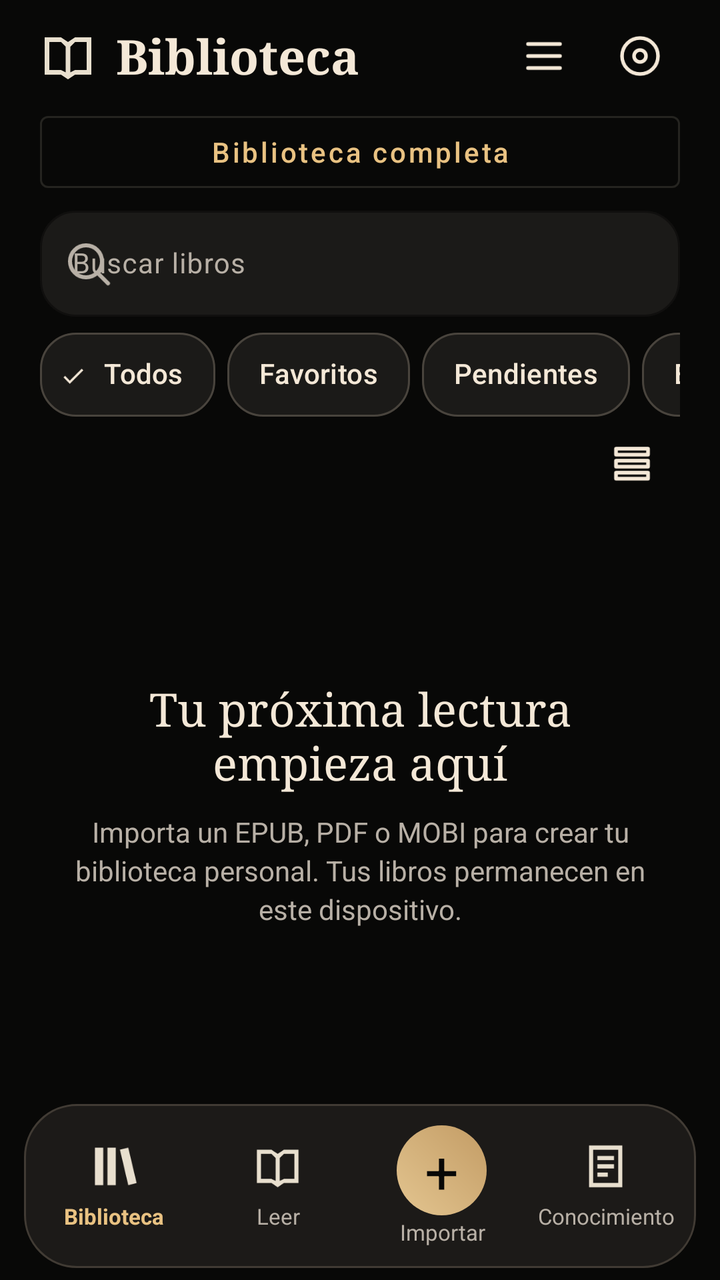
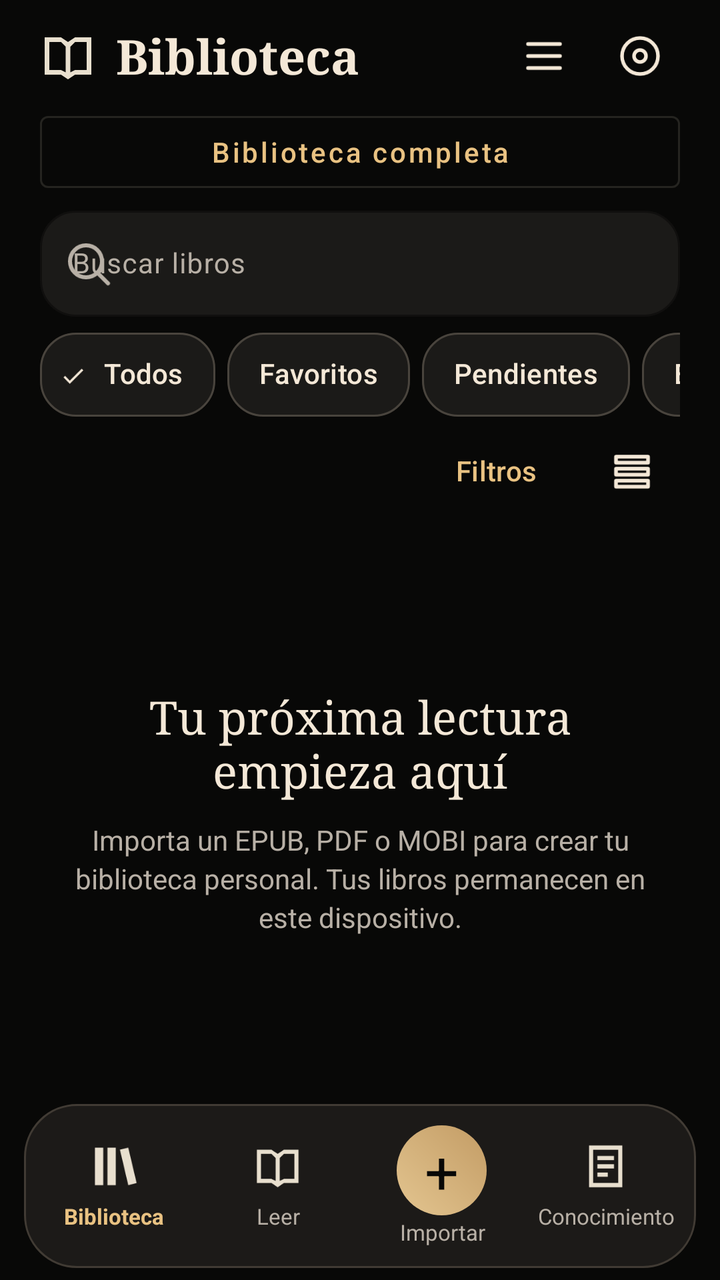

An Android layout rendered at two revisions. The XML below is the earlier revision; the diff shows what the commit changed to produce the second picture.
<!-- AndroidManifest.xml: application theme Theme.BibliotecaIA -->
<!-- res/layout/activity_main.xml -->
<?xml version="1.0" encoding="utf-8"?>
<LinearLayout xmlns:android="http://schemas.android.com/apk/res/android"
    xmlns:app="http://schemas.android.com/apk/res-auto"
    android:layout_width="match_parent" android:layout_height="match_parent"
    android:background="@color/bia_background" android:orientation="vertical"
    android:paddingTop="4dp">

    
    <LinearLayout android:id="@+id/bookSelectionBar" android:layout_width="match_parent"
        android:layout_height="wrap_content" android:minHeight="48dp" android:orientation="horizontal"
        android:gravity="center_vertical" android:paddingStart="8dp" android:paddingEnd="12dp"
        android:visibility="gone">
        <com.google.android.material.button.MaterialButton android:id="@+id/btnClearBookSelection"
            style="@style/Widget.Material3.Button.TextButton" android:layout_width="wrap_content"
            android:layout_height="wrap_content" android:minHeight="48dp" android:text="Cerrar"
            android:textAllCaps="false" android:contentDescription="Cerrar selección"/>
        <TextView android:id="@+id/txtSelectedBooks" android:layout_width="0dp"
            android:layout_height="wrap_content" android:layout_weight="1"
            android:textSize="16sp" android:textStyle="bold" android:textColor="@color/bia_text"
            android:accessibilityLiveRegion="polite" android:gravity="center_vertical"/>
        <com.google.android.material.button.MaterialButton android:id="@+id/btnSelectAllBooks"
            style="@style/Widget.Material3.Button.TextButton" android:layout_width="wrap_content"
            android:layout_height="wrap_content" android:minHeight="48dp" android:text="Todos"
            android:textAllCaps="false" android:contentDescription="Seleccionar todos los resultados"/>
    </LinearLayout>

    
    <LinearLayout android:id="@+id/libraryNormalHeader" android:layout_width="match_parent" android:layout_height="48dp"
        android:paddingStart="20dp" android:paddingEnd="16dp"
        android:gravity="center_vertical" android:orientation="horizontal">
        <ImageView android:layout_width="28dp" android:layout_height="28dp"
            android:src="@drawable/ic_read" android:contentDescription="@null"/>
        
        <TextView android:id="@+id/txtTitle"
            android:layout_width="0dp" android:layout_height="wrap_content"
            android:layout_weight="1" android:layout_marginStart="10dp"
            android:text="@string/library_title" android:fontFamily="serif"
            android:textStyle="bold" android:textSize="24sp" android:textColor="@color/bia_text"
            android:maxLines="1" android:ellipsize="end"
            android:accessibilityHeading="true"/>
        <ImageButton android:id="@+id/btnOrganize" android:layout_width="48dp"
            android:layout_height="48dp" android:padding="12dp"
            android:src="@drawable/ic_ux_organize" android:scaleType="fitCenter"
            android:background="?attr/selectableItemBackgroundBorderless"
            android:contentDescription="@string/bia_ux_organize_a11y"/>
        <ImageButton android:id="@+id/btnSettings" android:layout_width="48dp"
            android:layout_height="48dp" android:padding="12dp"
            android:src="@drawable/ic_ux_settings" android:scaleType="fitCenter"
            android:background="?attr/selectableItemBackgroundBorderless"
            android:contentDescription="@string/action_settings"/>
    </LinearLayout>

    <LinearLayout android:layout_width="match_parent" android:layout_height="wrap_content"
        android:orientation="vertical" android:paddingStart="20dp" android:paddingEnd="20dp">
        <LinearLayout android:id="@+id/libraryQuickActions" android:layout_width="match_parent"
            android:layout_height="wrap_content" android:orientation="vertical">
        
        <com.google.android.material.card.MaterialCardView
            android:id="@+id/recentBookCard"
            android:layout_width="match_parent"
            android:layout_height="wrap_content"
            android:minHeight="56dp"
            android:layout_marginTop="2dp"
            android:layout_marginBottom="7dp"
            android:visibility="gone"
            android:clickable="true"
            android:focusable="true"
            app:cardCornerRadius="13dp"
            app:cardElevation="0dp"
            app:cardBackgroundColor="@color/bia_surface"
            app:strokeColor="@color/bia_outline"
            app:strokeWidth="1dp">
            <LinearLayout
                android:layout_width="match_parent"
                android:layout_height="wrap_content"
                android:orientation="horizontal"
                android:gravity="center_vertical"
                android:paddingStart="9dp"
                android:paddingEnd="6dp"
                android:paddingTop="6dp"
                android:paddingBottom="6dp"
                android:importantForAccessibility="noHideDescendants">
                <FrameLayout
                    android:id="@+id/recentCoverThumb"
                    android:layout_width="32dp"
                    android:layout_height="44dp"
                    android:background="@drawable/bg_premium_cover">
                    <TextView
                        android:id="@+id/txtRecentCoverFallback"
                        android:layout_width="match_parent"
                        android:layout_height="match_parent"
                        android:gravity="center"
                        android:padding="3dp"
                        android:maxLines="3"
                        android:ellipsize="end"
                        android:fontFamily="serif"
                        android:textColor="@color/bia_text"
                        android:textSize="8sp"/>
                    <ImageView
                        android:id="@+id/imgRecentCover"
                        android:layout_width="match_parent"
                        android:layout_height="match_parent"
                        android:scaleType="fitCenter"
                        android:contentDescription="@null"/>
                </FrameLayout>
                <LinearLayout
                    android:layout_width="0dp"
                    android:layout_height="wrap_content"
                    android:layout_weight="1"
                    android:layout_marginStart="11dp"
                    android:orientation="vertical">
                    <TextView
                        android:layout_width="match_parent"
                        android:layout_height="wrap_content"
                        android:text="@string/bia_ux_continue"
                        android:textColor="@color/bia_accent"
                        android:textSize="9sp"
                        android:letterSpacing="0.08"/>
                    <TextView
                        android:id="@+id/txtRecentBook"
                        android:layout_width="match_parent"
                        android:layout_height="wrap_content"
                        android:layout_marginTop="2dp"
                        android:maxLines="1"
                        android:ellipsize="end"
                        android:textSize="14sp"
                        android:textStyle="bold"
                        android:textColor="@color/bia_text"/>
                    <TextView
                        android:id="@+id/txtRecentProgress"
                        android:layout_width="match_parent"
                        android:layout_height="wrap_content"
                        android:layout_marginTop="2dp"
                        android:textSize="10sp"
                        android:textColor="@color/bia_text_secondary"/>
                    <com.google.android.material.progressindicator.LinearProgressIndicator
                        android:id="@+id/recentProgress"
                        android:layout_width="match_parent"
                        android:layout_height="wrap_content"
                        android:layout_marginTop="3dp"
                        android:max="100"
                        app:trackThickness="2dp"
                        app:indicatorColor="@color/bia_accent"
                        app:trackColor="@color/bia_outline"/>
                </LinearLayout>
                <TextView
                    android:layout_width="44dp"
                    android:layout_height="48dp"
                    android:layout_marginStart="4dp"
                    android:gravity="center"
                    android:text="›"
                    android:textSize="27sp"
                    android:textColor="@color/bia_accent"
                    android:importantForAccessibility="no"/>
            </LinearLayout>
        </com.google.android.material.card.MaterialCardView>

        <com.google.android.material.button.MaterialButton
            android:id="@+id/btnStorageSetup"
            style="@style/Widget.MaterialComponents.Button.TextButton"
            android:layout_width="match_parent" android:layout_height="wrap_content"
            android:text="Configurar copia y sincronización" android:textAllCaps="false"
            android:visibility="gone" />

        <com.google.android.material.button.MaterialButton
            android:id="@+id/btnCentralLibrary"
            style="@style/Widget.MaterialComponents.Button.OutlinedButton"
            android:layout_width="match_parent"
            android:layout_height="wrap_content"
            android:text="@string/central_complete"
            android:textAllCaps="false" />

        <com.google.android.material.button.MaterialButton
            android:id="@+id/btnMissingOriginals"
            style="@style/Widget.MaterialComponents.Button.TextButton"
            android:layout_width="match_parent"
            android:layout_height="wrap_content"
            android:text="@string/central_missing_title"
            android:textAllCaps="false"
            android:visibility="gone" />

        </LinearLayout>

        <com.google.android.material.textfield.TextInputLayout
            style="@style/Widget.Material3.TextInputLayout.OutlinedBox"
            android:layout_width="match_parent" android:layout_height="wrap_content"
            android:hint="@string/bia_ux_search_hint"
            app:boxBackgroundColor="@color/bia_surface" app:boxStrokeColor="@color/bia_outline"
            app:boxCornerRadiusTopStart="18dp" app:boxCornerRadiusTopEnd="18dp"
            app:boxCornerRadiusBottomStart="18dp" app:boxCornerRadiusBottomEnd="18dp"
            app:startIconDrawable="@drawable/ic_premium_search" app:endIconMode="clear_text">
            <com.google.android.material.textfield.TextInputEditText
                android:id="@+id/txtSearch" android:layout_width="match_parent"
                android:layout_height="wrap_content" android:inputType="text"
                android:imeOptions="actionSearch" android:singleLine="true"
                android:textSize="14sp" android:minHeight="48dp"/>
        </com.google.android.material.textfield.TextInputLayout>

        <HorizontalScrollView android:id="@+id/scrollShelves"
            android:layout_width="match_parent" android:layout_height="wrap_content"
            android:layout_marginTop="5dp" android:scrollbars="none">
            <com.google.android.material.chip.ChipGroup android:id="@+id/chipShelves"
                android:layout_width="wrap_content" android:layout_height="wrap_content"
                app:singleSelection="true" app:selectionRequired="true" app:singleLine="true"
                app:chipSpacingHorizontal="6dp">
                <com.google.android.material.chip.Chip android:id="@+id/chipAll" style="@style/Widget.BibliotecaIA.Filter"
                    android:layout_width="wrap_content" android:layout_height="wrap_content"
                    android:text="@string/shelf_all" android:checked="true"/>
                <com.google.android.material.chip.Chip android:id="@+id/chipFavorites" style="@style/Widget.BibliotecaIA.Filter"
                    android:layout_width="wrap_content" android:layout_height="wrap_content" android:text="@string/shelf_favorites"/>
                <com.google.android.material.chip.Chip android:id="@+id/chipPending" style="@style/Widget.BibliotecaIA.Filter"
                    android:layout_width="wrap_content" android:layout_height="wrap_content" android:text="@string/shelf_pending"/>
                <com.google.android.material.chip.Chip android:id="@+id/chipReading" style="@style/Widget.BibliotecaIA.Filter"
                    android:layout_width="wrap_content" android:layout_height="wrap_content" android:text="@string/shelf_reading"/>
                <com.google.android.material.chip.Chip android:id="@+id/chipFinished" style="@style/Widget.BibliotecaIA.Filter"
                    android:layout_width="wrap_content" android:layout_height="wrap_content" android:text="@string/shelf_finished"/>
                <com.google.android.material.chip.Chip android:id="@+id/chipAbandoned" style="@style/Widget.BibliotecaIA.Filter"
                    android:layout_width="wrap_content" android:layout_height="wrap_content" android:text="@string/shelf_abandoned"/>
            </com.google.android.material.chip.ChipGroup>
        </HorizontalScrollView>

        <LinearLayout android:layout_width="match_parent" android:layout_height="40dp"
            android:gravity="center_vertical" android:orientation="horizontal">
            <TextView android:id="@+id/txtBookCount" android:layout_width="0dp"
                android:layout_height="wrap_content" android:layout_weight="1"
                android:textSize="13sp" android:textColor="@color/bia_accent"
                android:accessibilityLiveRegion="polite"/>
            <ImageButton android:id="@+id/btnViewMode" android:layout_width="48dp"
                android:layout_height="48dp" android:background="?attr/selectableItemBackgroundBorderless"
                android:src="@drawable/ic_ux_list" android:padding="12dp" android:scaleType="fitCenter"
                android:contentDescription="@string/action_list"/>
        </LinearLayout>
    </LinearLayout>

    <LinearLayout android:id="@+id/bookBatchProgress" android:layout_width="match_parent"
        android:layout_height="wrap_content" android:orientation="horizontal"
        android:paddingStart="16dp" android:paddingEnd="16dp" android:gravity="center_vertical"
        android:visibility="gone">
        <TextView android:id="@+id/txtBookBatchProgress" android:layout_width="0dp"
            android:layout_height="wrap_content" android:layout_weight="1"
            android:textColor="@color/bia_text" android:accessibilityLiveRegion="polite"/>
        <com.google.android.material.button.MaterialButton android:id="@+id/btnCancelBookBatch"
            style="@style/Widget.Material3.Button.TextButton" android:layout_width="wrap_content"
            android:layout_height="wrap_content" android:text="Detener"/>
    </LinearLayout>

    <FrameLayout android:layout_width="match_parent" android:layout_height="0dp"
        android:layout_weight="1" android:paddingStart="16dp" android:paddingEnd="16dp">
        <ScrollView android:id="@+id/txtEmpty" android:layout_width="match_parent"
            android:layout_height="match_parent" android:fillViewport="true"
            android:scrollbars="none">
            <LinearLayout android:layout_width="match_parent" android:layout_height="match_parent"
                android:orientation="vertical" android:gravity="center" android:padding="16dp">
                <TextView android:id="@+id/txtEmptyHeading" android:layout_width="match_parent"
                    android:layout_height="wrap_content" android:text="@string/bia_empty"
                    android:textSize="23sp" android:fontFamily="serif"
                    android:textColor="@color/bia_text" android:gravity="center"
                    android:accessibilityHeading="true"/>
                <TextView android:id="@+id/txtEmptyDetail" android:layout_width="match_parent"
                    android:layout_height="wrap_content" android:layout_marginTop="10dp"
                    android:text="@string/bia_empty_detail" android:textSize="14sp"
                    android:lineSpacingExtra="3dp" android:textColor="@color/bia_text_secondary"
                    android:gravity="center"/>
                <com.google.android.material.button.MaterialButton
                    android:id="@+id/btnClearFilters" style="@style/Widget.Material3.Button.TextButton"
                    android:layout_width="wrap_content" android:layout_height="wrap_content"
                    android:layout_marginTop="12dp" android:minHeight="48dp"
                    android:text="@string/bia_ux_clear_filters" android:visibility="gone"/>
            </LinearLayout>
        </ScrollView>
        <androidx.recyclerview.widget.RecyclerView android:id="@+id/recyclerBooks"
            android:layout_width="match_parent" android:layout_height="match_parent"
            android:visibility="gone" android:clipToPadding="false" android:paddingBottom="8dp"/>
    </FrameLayout>

    <com.google.android.material.progressindicator.LinearProgressIndicator
        android:id="@+id/importProgress" android:layout_width="match_parent"
        android:layout_height="wrap_content" android:indeterminate="true"
        android:visibility="gone" app:indicatorColor="@color/bia_accent"/>

    
    <LinearLayout android:id="@+id/bookBatchActions" android:layout_width="match_parent"
        android:layout_height="wrap_content" android:minHeight="56dp" android:orientation="horizontal"
        android:layout_marginStart="12dp" android:layout_marginEnd="12dp" android:layout_marginBottom="6dp"
        android:paddingStart="4dp" android:paddingEnd="4dp" android:gravity="center_vertical"
        android:background="@drawable/bg_premium_nav" android:visibility="gone">
        <com.google.android.material.button.MaterialButton android:id="@+id/btnBatchPrimary"
            style="@style/Widget.Material3.Button.TextButton" android:layout_width="0dp"
            android:layout_height="wrap_content" android:minHeight="48dp" android:layout_weight="1"
            android:textAllCaps="false"/>
        <com.google.android.material.button.MaterialButton android:id="@+id/btnBatchSecondary"
            style="@style/Widget.Material3.Button.TextButton" android:layout_width="0dp"
            android:layout_height="wrap_content" android:minHeight="48dp" android:layout_weight="1"
            android:textAllCaps="false" android:text="Retirar del dispositivo"/>
    </LinearLayout>

    
    <include layout="@layout/premium_bottom_navigation"/>
</LinearLayout>
<!-- res/layout/premium_bottom_navigation.xml (included above) -->
<LinearLayout xmlns:android="http://schemas.android.com/apk/res/android" android:id="@+id/mainNavigation" android:layout_width="match_parent"
        android:layout_height="82dp" android:layout_marginStart="12dp"
        android:layout_marginEnd="12dp" android:layout_marginBottom="6dp"
        android:background="@drawable/bg_premium_nav" android:gravity="center"
        android:orientation="horizontal" android:paddingStart="4dp" android:paddingEnd="4dp">
        <LinearLayout android:id="@+id/navLibrary" style="@style/Widget.BibliotecaIA.NavItem"
            android:contentDescription="@string/nav_library">
            <ImageView android:layout_width="25dp" android:layout_height="25dp"
                android:src="@drawable/ic_library" android:contentDescription="@null"/>
            <TextView android:layout_width="match_parent" android:layout_height="wrap_content"
                android:gravity="center" android:layout_marginTop="5dp" android:text="@string/nav_library"
                android:textStyle="bold" android:textSize="11sp" android:textColor="@color/bia_accent"/>
        </LinearLayout>
        <LinearLayout android:id="@+id/navRead" style="@style/Widget.BibliotecaIA.NavItem"
            android:contentDescription="@string/nav_read">
            <ImageView android:layout_width="25dp" android:layout_height="25dp"
                android:src="@drawable/ic_read" android:contentDescription="@null"/>
            <TextView android:layout_width="match_parent" android:layout_height="wrap_content"
                android:gravity="center" android:layout_marginTop="5dp" android:text="@string/nav_read"
                android:textSize="11sp" android:textColor="@color/bia_text_secondary"/>
        </LinearLayout>
        <LinearLayout android:id="@+id/btnImport" style="@style/Widget.BibliotecaIA.NavItem"
            android:contentDescription="@string/action_import">
            <TextView android:id="@+id/txtImportIcon"
                android:layout_width="45dp" android:layout_height="45dp"
                android:background="@drawable/bg_premium_import" android:gravity="center"
                android:text="+" android:textSize="30sp" android:textColor="@color/bia_background"
                android:importantForAccessibility="no"/>
            <TextView android:id="@+id/txtImportLabel"
                android:layout_width="match_parent" android:layout_height="wrap_content"
                android:gravity="center" android:layout_marginTop="1dp" android:text="@string/premium_import"
                android:textSize="11sp" android:textColor="@color/bia_text_secondary"
                android:importantForAccessibility="no"/>
        </LinearLayout>
        <LinearLayout android:id="@+id/navKnowledge" style="@style/Widget.BibliotecaIA.NavItem"
            android:contentDescription="@string/nav_knowledge">
            <ImageView android:layout_width="25dp" android:layout_height="25dp"
                android:src="@drawable/ic_note" android:contentDescription="@null"/>
            <TextView android:layout_width="match_parent" android:layout_height="wrap_content"
                android:gravity="center" android:layout_marginTop="5dp" android:text="@string/nav_knowledge"
                android:textSize="11sp" android:textColor="@color/bia_text_secondary"
                android:singleLine="true" android:ellipsize="end"/>
        </LinearLayout>
    </LinearLayout>
<!-- resources referenced by this layout -->
<resources>
  <color name="bia_accent">#E9C282</color>
  <color name="bia_background">#080807</color>
  <color name="bia_outline">#49443D</color>
  <color name="bia_surface">#1B1A18</color>
  <color name="bia_text">#F4E8D7</color>
  <color name="bia_text_secondary">#B8B0A6</color>
  <!-- drawable bg_premium_cover (drawable) -->
  <?xml version="1.0" encoding="utf-8"?>
  <shape xmlns:android="http://schemas.android.com/apk/res/android" android:shape="rectangle">
      <gradient android:angle="270" android:startColor="#242321" android:endColor="#35302A"/>
      <corners android:radius="7dp"/>
  </shape>
  <!-- drawable bg_premium_import (drawable) -->
  <?xml version="1.0" encoding="utf-8"?>
  <shape xmlns:android="http://schemas.android.com/apk/res/android" android:shape="rectangle">
      <gradient android:angle="45" android:startColor="#E3C590" android:endColor="#C39C65"/>
      <corners android:radius="100dp"/>
  </shape>
  <!-- drawable bg_premium_nav (drawable) -->
  <?xml version="1.0" encoding="utf-8"?>
  <shape xmlns:android="http://schemas.android.com/apk/res/android" android:shape="rectangle">
      <solid android:color="#1C1A18"/>
      <stroke android:width="1dp" android:color="#413B34"/>
      <corners android:radius="26dp"/>
  </shape>
  <!-- drawable ic_library (drawable) -->
  <vector xmlns:android="http://schemas.android.com/apk/res/android" android:width="24dp" android:height="24dp" android:viewportWidth="24" android:viewportHeight="24"><path android:fillColor="#E8DFCE" android:pathData="M3,3h4v18H3zM9,3h4v18H9zM15,4l4,-1 4,17 -4,1z" /></vector>
  <!-- drawable ic_note (drawable) -->
  <vector xmlns:android="http://schemas.android.com/apk/res/android" android:width="24dp" android:height="24dp" android:viewportWidth="24" android:viewportHeight="24"><path android:fillColor="#E8DFCE" android:pathData="M4,2h16v20H4zM6,4v16h12V4zM8,7h8v2H8zM8,11h8v2H8zM8,15h5v2H8z" /></vector>
  <!-- drawable ic_read (drawable) -->
  <vector xmlns:android="http://schemas.android.com/apk/res/android" android:width="24dp" android:height="24dp" android:viewportWidth="24" android:viewportHeight="24"><path android:fillColor="#E8DFCE" android:pathData="M2,4h7l3,2 3,-2h7v16h-7l-3,2 -3,-2H2zM4,6v12h5l2,1V8L9,6zM13,8v11l2,-1h5V6h-5z" /></vector>
  <string name="action_import">Importar libro</string>
  <string name="action_list">Lista</string>
  <string name="action_settings">Ajustes</string>
  <string name="bia_empty">Tu próxima lectura empieza aquí</string>
  <string name="bia_empty_detail">Importa un EPUB, PDF o MOBI para crear tu biblioteca personal. Tus libros permanecen en este dispositivo.</string>
  <string name="bia_ux_clear_filters">Limpiar filtros</string>
  <string name="bia_ux_continue">CONTINUAR LEYENDO</string>
  <string name="bia_ux_organize_a11y">Organizar biblioteca</string>
  <string name="bia_ux_search_hint">Buscar libros</string>
  <string name="central_complete">Biblioteca completa</string>
  <string name="central_missing_title">Recuperar archivos ausentes</string>
  <string name="library_title">Biblioteca</string>
  <string name="nav_knowledge">Conocimiento</string>
  <string name="nav_library">Biblioteca</string>
  <string name="nav_read">Leer</string>
  <string name="premium_import">Importar</string>
  <string name="shelf_abandoned">Abandonados</string>
  <string name="shelf_all">Todos</string>
  <string name="shelf_favorites">Favoritos</string>
  <string name="shelf_finished">Terminados</string>
  <string name="shelf_pending">Pendientes</string>
  <string name="shelf_reading">En lectura</string>
  <color name="bia_surface_high">#28241F</color>
  <!-- unchanged entries left out for length: 7 -->
</resources>

<!-- the commit's change to res/layout/activity_main.xml (unified diff, before → after) -->
@@ -196,6 +196,14 @@
                 android:textSize="14sp" android:minHeight="48dp"/>
         </com.google.android.material.textfield.TextInputLayout>
 
+        <HorizontalScrollView android:id="@+id/searchSuggestions"
+            android:layout_width="match_parent" android:layout_height="wrap_content"
+            android:visibility="gone" android:scrollbars="none">
+            <LinearLayout android:id="@+id/searchSuggestionItems"
+                android:layout_width="wrap_content" android:layout_height="wrap_content"
+                android:orientation="horizontal"/>
+        </HorizontalScrollView>
+
         <HorizontalScrollView android:id="@+id/scrollShelves"
             android:layout_width="match_parent" android:layout_height="wrap_content"
             android:layout_marginTop="5dp" android:scrollbars="none">
@@ -219,12 +227,17 @@
             </com.google.android.material.chip.ChipGroup>
         </HorizontalScrollView>
 
-        <LinearLayout android:layout_width="match_parent" android:layout_height="40dp"
+        <LinearLayout android:layout_width="match_parent" android:layout_height="48dp"
             android:gravity="center_vertical" android:orientation="horizontal">
             <TextView android:id="@+id/txtBookCount" android:layout_width="0dp"
                 android:layout_height="wrap_content" android:layout_weight="1"
                 android:textSize="13sp" android:textColor="@color/bia_accent"
                 android:accessibilityLiveRegion="polite"/>
+            <com.google.android.material.button.MaterialButton android:id="@+id/btnSearchFilters"
+                style="@style/Widget.Material3.Button.TextButton"
+                android:layout_width="wrap_content" android:layout_height="wrap_content"
+                android:minHeight="48dp" android:text="Filtros" android:textAllCaps="false"
+                android:contentDescription="Filtros y ordenación de libros"/>
             <ImageButton android:id="@+id/btnViewMode" android:layout_width="48dp"
                 android:layout_height="48dp" android:background="?attr/selectableItemBackgroundBorderless"
                 android:src="@drawable/ic_ux_list" android:padding="12dp" android:scaleType="fitCenter"
